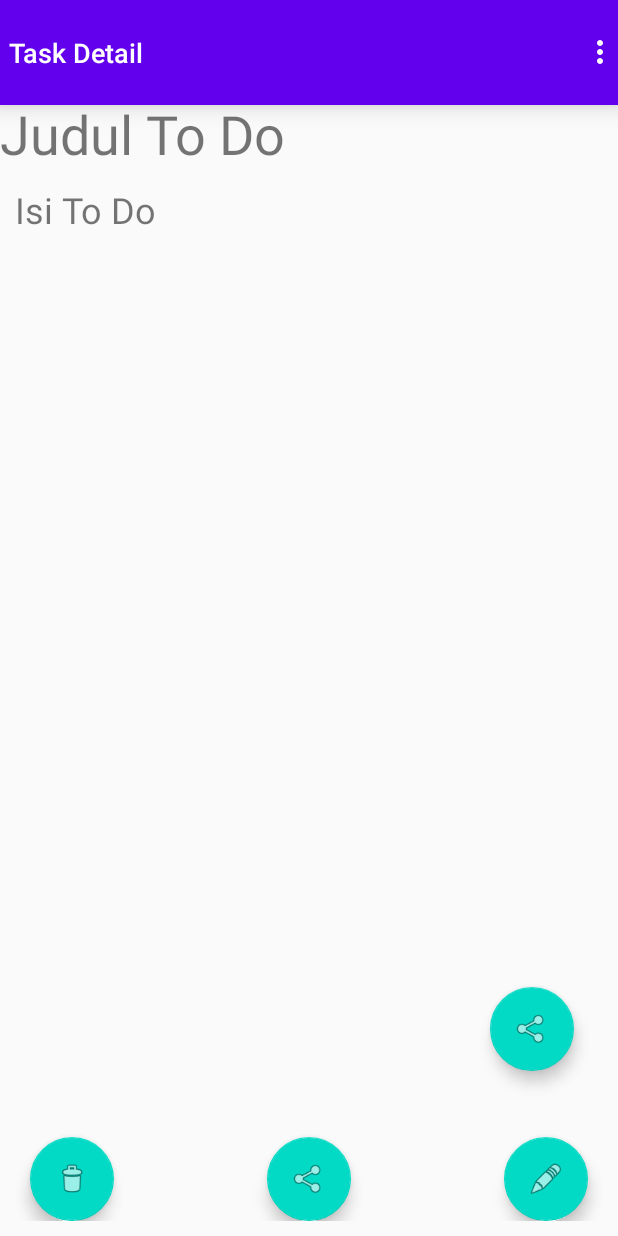
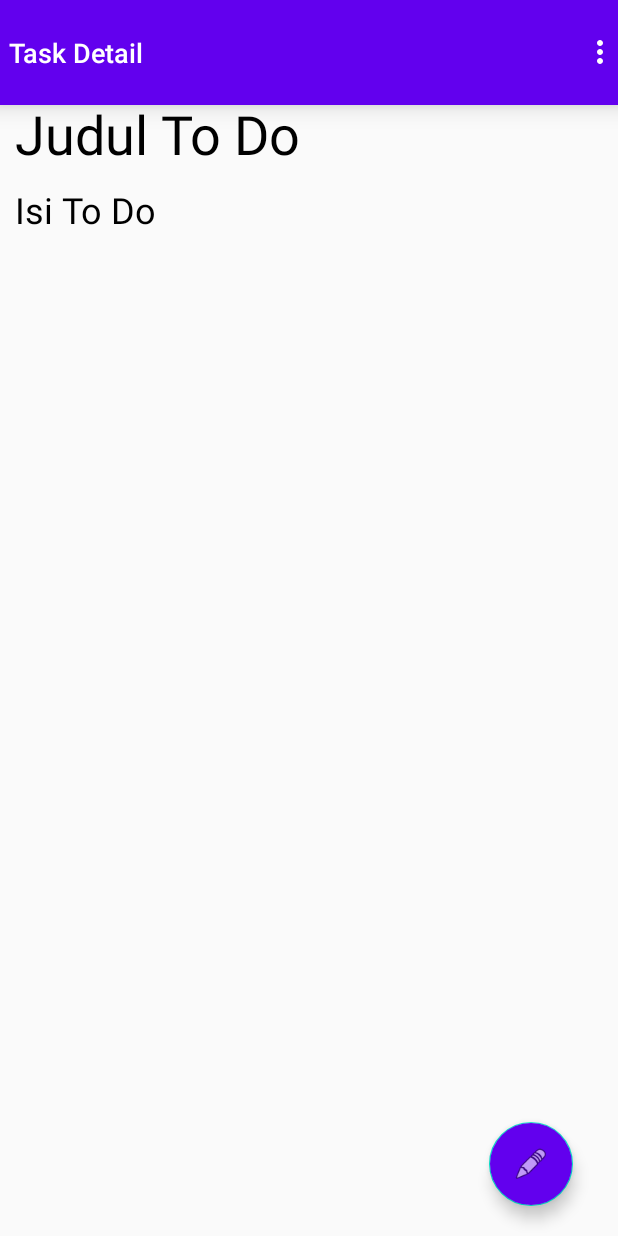
Before and after one commit to AanMFA/ToDoList, an Android app: the DetailTaskActivity screen opened directly, with no data from a screen before it, on a phone screen of 412 x 824 dp. Run offline under Robolectric (Android 15) with nearby library versions, the phone set to English and light mode, and no system bars; 5 statements that could not run were skipped.

Commit message:
Improve DetailTask UI

```diff
--- a/app/src/main/java/com/example/todolist/modul/detailTask/DetailTaskContract.java
+++ b/app/src/main/java/com/example/todolist/modul/detailTask/DetailTaskContract.java
@@ -16,6 +16,7 @@ public interface DetailTaskContract {
         void showData(Task task);
         void setId(String id);
         void shareTaskToAnotherDevice(Task task);
+        void showToast(String message);
     }
 
     interface Presenter extends BasePresenter {
--- a/app/src/main/java/com/example/todolist/modul/detailTask/DetailTaskFragment.java
+++ b/app/src/main/java/com/example/todolist/modul/detailTask/DetailTaskFragment.java
@@ -3,9 +3,12 @@ package com.example.todolist.modul.detailTask;
 import android.content.Intent;
 import android.os.Bundle;
 import android.view.LayoutInflater;
+import android.view.MenuItem;
 import android.view.View;
 import android.view.ViewGroup;
+import android.widget.PopupMenu;
 import android.widget.TextView;
+import android.widget.Toast;
 
 import androidx.annotation.Nullable;
 
@@ -52,47 +55,12 @@ public class DetailTaskFragment extends BaseFragment<DetailTaskActivity, DetailT
                 setBtEditClick();
             }
         });
-        setBtDeleteClick();
-        setBtShareClick();
-        setBtShareToDevicesClick();
+        bindMenuButtonListener();
 
         setTitle("Task Detail");
         mPresenter.loadData(this.id);
 
         return fragmentView;
-    }
-
-    private void setBtShareToDevicesClick() {
-        FloatingActionButton btShare = fragmentView.findViewById(R.id.btShareToDevices);
-        btShare.setOnClickListener(new View.OnClickListener() {
-            @Override
-            public void onClick(View view) {
-                mPresenter.shareTaskToAnotherDevice(id);
-            }
-        });
-    }
-
-    private void setBtShareClick() {
-        FloatingActionButton btShare = fragmentView.findViewById(R.id.btShareToDo);
-        final GoogleSignInAccount account = GoogleSignIn.getLastSignedInAccount(getContext());
-        btShare.setOnClickListener(new View.OnClickListener() {
-            @Override
-            public void onClick(View view) {
-                mPresenter.shareTaskOnline(account.getEmail(), id);
-            }
-        });
-
-    }
-
-    private void setBtDeleteClick() {
-        FloatingActionButton btDelete = fragmentView.findViewById(R.id.btDeleteToDo);
-        btDelete.setOnClickListener(new View.OnClickListener() {
-            @Override
-            public void onClick(View view) {
-                mPresenter.deleteData(id);
-            }
-        });
-
     }
 
     @Override
@@ -145,4 +113,51 @@ public class DetailTaskFragment extends BaseFragment<DetailTaskActivity, DetailT
         Intent shareIntent = Intent.createChooser(sendIntent, null);
         startActivity(shareIntent);
     }
+
+    private void bindMenuButtonListener() {
+        View.OnClickListener onclick = new View.OnClickListener() {
+            @Override
+            public void onClick(View view) {
+                showPopup(view);
+            }
+        };
+
+        activity.setMenuOnClick(onclick);
+    }
+
+    private void showPopup(View view) {
+        PopupMenu popupMenu = new PopupMenu(getContext(), view);
+
+        popupMenu.getMenuInflater().inflate(R.menu.detailtask_menu, popupMenu.getMenu());
+        popupMenu.setOnMenuItemClickListener(new PopupMenu.OnMenuItemClickListener() {
+            @Override
+            public boolean onMenuItemClick(MenuItem menuItem) {
+                menuAction(menuItem.getItemId());
+                return false;
+            }
+        });
+        popupMenu.show();
+    }
+
+    private void menuAction(int viewId){
+        switch (viewId){
+            case R.id.menuDelete:
+                mPresenter.deleteData(id);
+                break;
+            case R.id.menuShareOnline:
+                final GoogleSignInAccount account = GoogleSignIn.getLastSignedInAccount(getContext());
+                mPresenter.shareTaskOnline(account.getEmail(), id);
+                break;
+            case R.id.menuShareTo:
+                mPresenter.shareTaskToAnotherDevice(id);
+                break;
+            default:
+                break;
+        }
+    }
+
+    @Override
+    public void showToast(String message) {
+        Toast.makeText(getContext(), message, Toast.LENGTH_SHORT);
+    }
 }
--- a/app/src/main/java/com/example/todolist/modul/detailTask/DetailTaskPresenter.java
+++ b/app/src/main/java/com/example/todolist/modul/detailTask/DetailTaskPresenter.java
@@ -54,6 +54,7 @@ public class DetailTaskPresenter implements DetailTaskContract.Presenter{
                         Log.d("Firebase", "share task" + sentTask.isChecked());
                     }
                 });
+        view.showToast("Share Task Berhasil");
     }
 
     @Override
--- a/app/src/main/res/layout/fragment_detail.xml
+++ b/app/src/main/res/layout/fragment_detail.xml
@@ -1,25 +1,22 @@
 <?xml version="1.0" encoding="utf-8"?>
 <LinearLayout xmlns:android="http://schemas.android.com/apk/res/android"
     xmlns:app="http://schemas.android.com/apk/res-auto"
-    xmlns:tools="http://schemas.android.com/tools"
     android:layout_width="match_parent"
     android:layout_height="match_parent"
-    android:orientation="vertical">
+    android:orientation="vertical"
+    android:paddingHorizontal="@dimen/layout_padding">
 
     <TextView
         android:id="@+id/tvToDoTitle"
-        android:layout_width="wrap_content"
+        android:layout_width="match_parent"
         android:layout_height="wrap_content"
-        android:layout_alignParentStart="true"
-        android:layout_alignParentLeft="true"
-        android:layout_alignParentTop="true"
         android:text="Judul To Do"
-        android:textSize="36sp"></TextView>
+        android:textSize="36sp"/>
 
     <RelativeLayout
+        android:layout_marginTop="10dp"
         android:layout_width="match_parent"
-        android:layout_height="wrap_content"
-        android:padding="10dp">
+        android:layout_height="match_parent">
 
         <TextView
             android:id="@+id/tvTaskDescription"
@@ -33,56 +30,10 @@
             android:layout_width="80dp"
             android:layout_height="80dp"
             android:layout_alignParentEnd="true"
-            android:layout_alignParentRight="true"
             android:layout_alignParentBottom="true"
-            android:layout_marginEnd="10dp"
-            android:layout_marginRight="10dp"
-            android:layout_marginBottom="10dp"
-            android:clickable="true"
+            android:layout_marginEnd="@dimen/floating_button_margin"
+            android:layout_marginBottom="@dimen/floating_button_margin"
+            android:backgroundTint="@color/colorPrimary"
             app:srcCompat="@android:drawable/ic_menu_edit" />
-
-        <com.google.android.material.floatingactionbutton.FloatingActionButton
-            android:id="@+id/btShareToDo"
-            android:layout_width="80dp"
-            android:layout_height="80dp"
-            android:layout_alignParentBottom="true"
-            android:layout_centerHorizontal="true"
-            android:layout_marginBottom="10dp"
-            android:clickable="true"
-            app:srcCompat="@android:drawable/ic_menu_share" />
-
-        <com.google.android.material.floatingactionbutton.FloatingActionButton
-            android:id="@+id/btDeleteToDo"
-            android:layout_width="80dp"
-            android:layout_height="80dp"
-            android:layout_alignParentStart="true"
-            android:layout_alignParentLeft="true"
-            android:layout_alignParentBottom="true"
-            android:layout_marginStart="10dp"
-            android:layout_marginLeft="10dp"
-            android:layout_marginBottom="10dp"
-            android:clickable="true"
-            app:srcCompat="@android:drawable/ic_menu_delete" />
-
-        <com.google.android.material.floatingactionbutton.FloatingActionButton
-            android:id="@+id/btShareToDevices"
-            android:layout_width="wrap_content"
-            android:layout_height="wrap_content"
-            android:layout_above="@+id/btEditToDo"
-            android:layout_alignParentEnd="true"
-            android:layout_alignParentRight="true"
-            android:layout_marginEnd="19dp"
-            android:layout_marginRight="19dp"
-            android:layout_marginBottom="34dp"
-            android:clickable="true"
-            app:srcCompat="@android:drawable/ic_menu_share" />
-
     </RelativeLayout>
-
-
-    <TextView
-        android:id="@+id/textView"
-        android:layout_width="match_parent"
-        android:layout_height="wrap_content"
-        android:text="mulator\qemu\windows-x86_64\qemu-system-x86_64.exe: WHPX: Unexpe" />
 </LinearLayout>
--- /dev/null
+++ b/app/src/main/res/menu/detailtask_menu.xml
@@ -0,0 +1,12 @@
+<?xml version="1.0" encoding="utf-8"?>
+<menu xmlns:android="http://schemas.android.com/apk/res/android">
+    <item
+        android:id="@+id/menuDelete"
+        android:title="@string/delete_task"/>
+    <item
+        android:id="@+id/menuShareOnline"
+        android:title="@string/share_online"/>
+    <item
+        android:id="@+id/menuShareTo"
+        android:title="@string/share_to"/>
+</menu>
--- a/app/src/main/res/values/strings.xml
+++ b/app/src/main/res/values/strings.xml
@@ -4,4 +4,7 @@
     <string name="hello_blank_fragment">Hello blank fragment</string>
     <string name="shared_task">Shared Task</string>
     <string name="logout">Logout</string>
+    <string name="delete_task">Delete Task</string>
+    <string name="share_online">Share Online</string>
+    <string name="share_to">Share To...</string>
 </resources>
--- a/app/src/main/res/values/styles.xml
+++ b/app/src/main/res/values/styles.xml
@@ -7,6 +7,7 @@
         <item name="colorAccent">@color/colorAccent</item>
         <item name="windowActionBar">false</item>
         <item name="windowNoTitle">true</item>
+        <item name="android:textColor">@android:color/black</item>
     </style>
 
 </resources>
```
